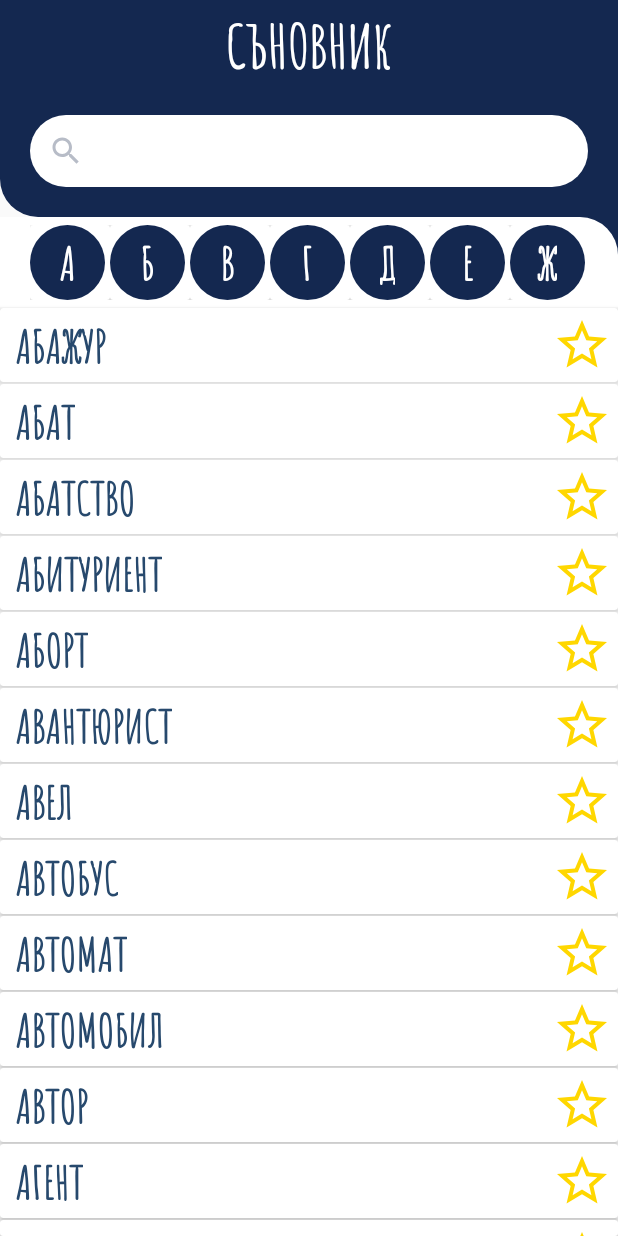
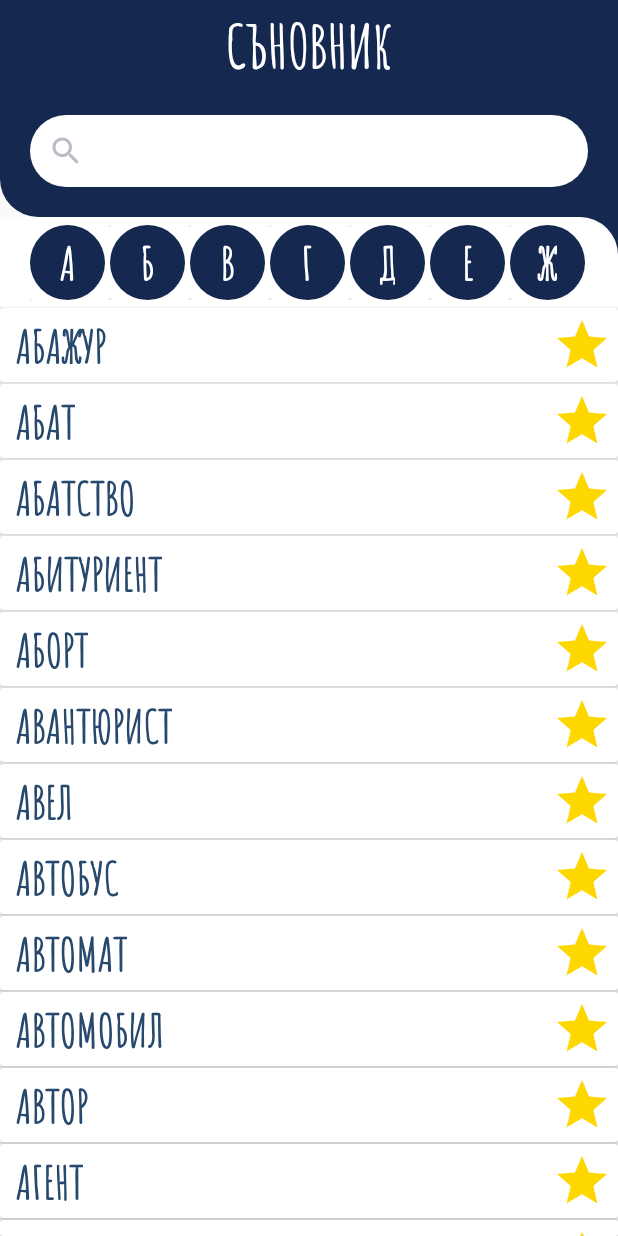
Before and after one commit to pepper90/KnowYourDreams, an Android app: the screen it shows after launch (Dashboard), on a phone screen of 412 x 824 dp. Run offline under Robolectric (Android 15) with nearby library versions, the phone set to English and light mode, and no system bars.

Commit message:
Design & color edits

```diff
--- a/app/src/main/res/drawable/ic_star.xml
+++ b/app/src/main/res/drawable/ic_star.xml
@@ -3,6 +3,6 @@
     android:viewportHeight="24" android:viewportWidth="24"
     android:width="24dp" xmlns:android="http://schemas.android.com/apk/res/android"
     tools:ignore="VectorRaster">
-    <path android:fillColor="@android:color/white" android:pathData="M22,9.24l-7.19,-0.62L12,2 9.19,8.63 2,9.24l5.46,4.73L5.82,21 12,17.27 18.18,21l-1.63,-7.03L22,9.24zM12,15.4l-3.76,2.27 1,-4.28 -3.32,-2.88 4.38,-0.38L12,6.1l1.71,4.04 4.38,0.38 -3.32,2.88 1,4.28L12,15.4z"
+    <path android:fillColor="@android:color/white" android:pathData="M12,17.27L18.18,21l-1.64,-7.03L22,9.24l-7.19,-0.61L12,2 9.19,8.63 2,9.24l5.46,4.73L5.82,21z"
         tools:ignore="VectorRaster" />
 </vector>
```
